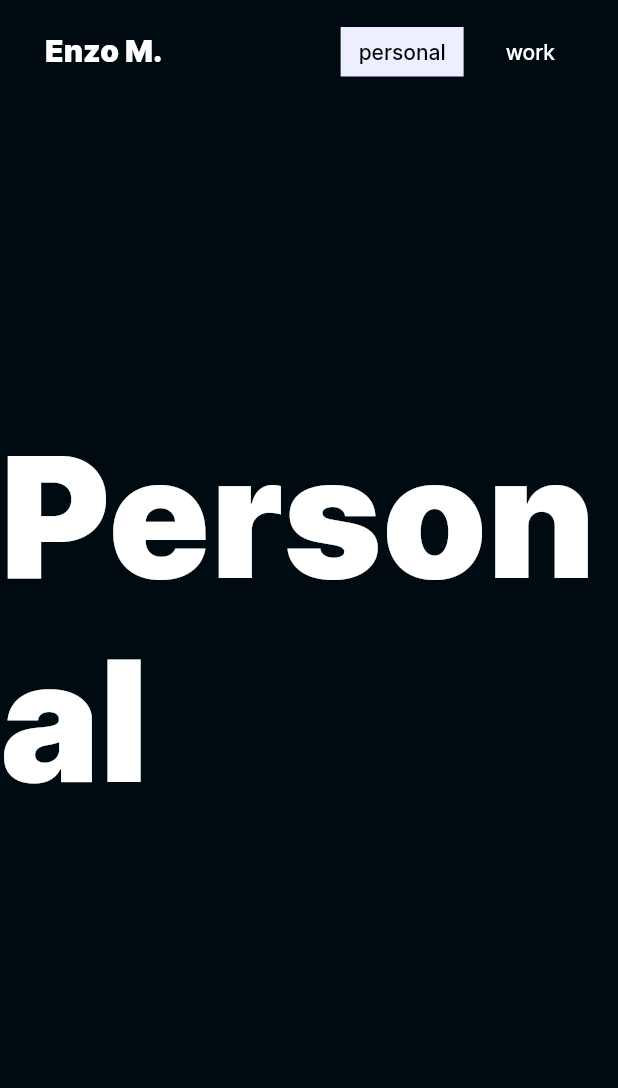
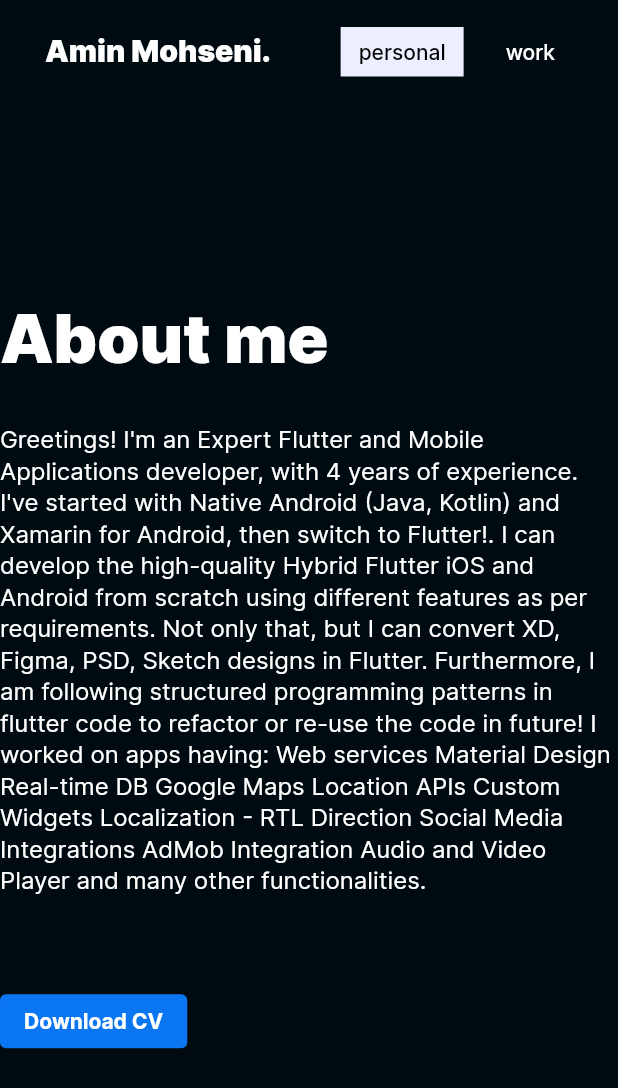
Before and after one commit to aminnzo/enzoboi, a Flutter app: the PersonalPage screen opened directly, on a phone screen of 412 x 824 dp. Shown: the top 1088 px of the screen. Run offline on Flutter 3.47's test engine with Material 2 defaults, Android fonts, the phone set to English and light mode, and no system bars; our stand-ins replace font_awesome_flutter.

Commit message:
update personal page

```diff
--- a/lib/screens/personal/personal_page.dart
+++ b/lib/screens/personal/personal_page.dart
@@ -1,4 +1,5 @@
 import 'package:enzoboi/theme/app_text_style.dart';
+import 'package:enzoboi/utils/constants.dart';
 import 'package:enzoboi/widgets/max_width_container.dart';
 import 'package:enzoboi/widgets/top_navigation_menu.dart';
 import 'package:flutter/material.dart';
@@ -16,15 +17,45 @@
         body: MaxWidthContainer(
           child: Stack(
             children: [
-              Center(
+              Positioned.fill(
+                child: SingleChildScrollView(
+                  child: Center(
+                    child: ConstrainedBox(
+                      constraints: const BoxConstraints(maxWidth: 700),
                       child: Column(
+                        crossAxisAlignment: CrossAxisAlignment.start,
                         mainAxisSize: MainAxisSize.min,
                         children: [
-                    Text("Personal",
-                        style: AppTextStyle.displayLarge(context).copyWith(
+                          SizedBox(
+                              height: MediaQuery.of(context).size.height * .24),
+                          Text("About me",
+                              style: AppTextStyle.displaySmall(context).copyWith(
                                 fontWeight: FontWeight.w900,
                               )),
+                          const SizedBox(height: 30),
+                          Text(
+                              "Greetings! I'm an Expert Flutter and Mobile Applications developer, with 4 years of experience. I've started with Native Android (Java, Kotlin) and Xamarin for Android, then switch to Flutter!. I can develop the high-quality Hybrid Flutter iOS and Android from scratch using different features as per requirements. Not only that, but I can convert XD, Figma, PSD, Sketch designs in Flutter. Furthermore, I am following structured programming patterns in flutter code to refactor or re-use the code in future! I worked on apps having: Web services Material Design Real-time DB Google Maps Location APIs Custom Widgets Localization - RTL Direction Social Media Integrations AdMob Integration Audio and Video Player and many other functionalities.",
+                              style: AppTextStyle.titleMedium(context).copyWith(
+                                height: 1.3,
+                              )),
+                          const SizedBox(height: 60),
+                          ElevatedButton(
+                            onPressed: () {},
+                            style: ButtonStyle(
+                              backgroundColor: MaterialStateColor.resolveWith(
+                                  (states) => kAccentColor),
+                              overlayColor: MaterialStateColor.resolveWith(
+                                (states) => kLightColor),
+                            ),
+                            child: Text("Download CV",
+                                style: AppTextStyle.labelLarge(context).copyWith(
+                                  fontWeight: FontWeight.bold,
+                                )),
+                          ),
                         ],
+                      ),
+                    ),
+                  ),
                 ),
               ),
               const Positioned(
--- a/lib/widgets/top_navigation_menu.dart
+++ b/lib/widgets/top_navigation_menu.dart
@@ -46,7 +46,7 @@
 
   Widget _enzoText(BuildContext context) => GestureDetector(
         onTap: () => Navigator.pushReplacementNamed(context, Routes.landing),
-        child: Text("Enzo M.",
+        child: Text("Amin Mohseni.",
             style: AppTextStyle.titleLarge(context).copyWith(
               fontWeight: FontWeight.w900,
             )),
```
Also changed, not shown: lib/screens/personal/personal_page_mobile.dart (+36 -10 lines). Lines whose indentation alone changed are shown as unchanged.
